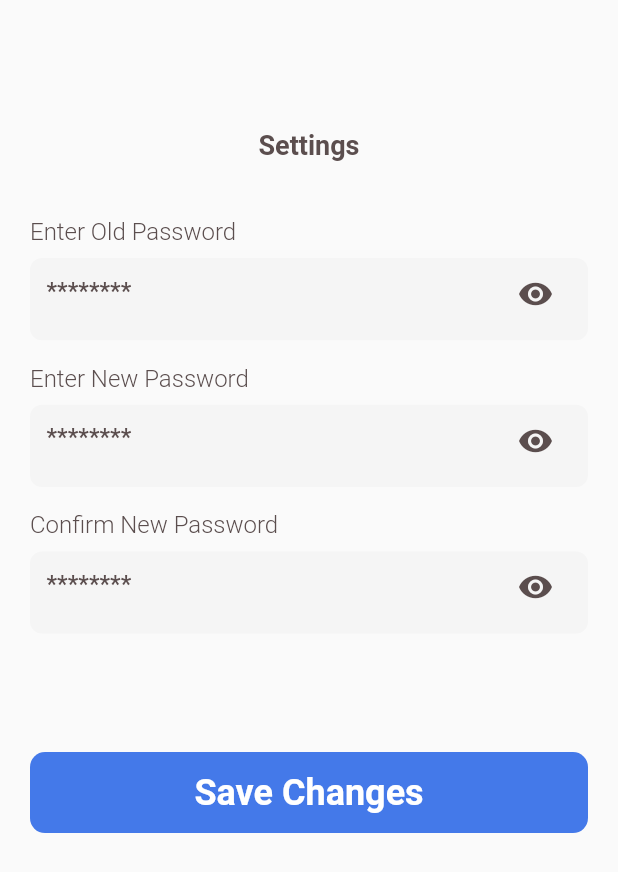
After one commit to Gfash436/Sporty, a Flutter app: the Settings screen opened directly, after a tap on the "arrow forward ios" icon, on a phone screen of 412 x 824 dp. The commit adds this screen. Shown: the top 872 px of the screen. Run offline on Flutter 3.47's test engine with Material 2 defaults, Android fonts, the phone set to English and light mode, and no system bars; our stand-ins replace dropdown_button2, shared_preferences; accounts and stored records are empty; Roboto replaces fonts that are missing (Nunito).

Commit message:
third commit

```diff
--- /dev/null
+++ b/lib/Screens/HomePage/Settings/changePassword.dart
@@ -0,0 +1,76 @@
+import 'package:flutter/material.dart';
+import 'package:sporty/Screens/HomePage/Settings/settings.dart';
+import 'package:sporty/Utilities/colors.dart';
+import 'package:sporty/Utilities/routers.dart';
+import 'package:sporty/Widgets/button.dart';
+import 'package:sporty/Widgets/myText.dart';
+import 'package:sporty/Widgets/textField.dart';
+
+// This ChangePassword class allows users to change their existing password to a new one.
+
+class ChangePassword extends StatefulWidget {
+  const ChangePassword({super.key});
+
+  @override
+  State<ChangePassword> createState() => _ChangePasswordState();
+}
+
+class _ChangePasswordState extends State<ChangePassword> {
+// Declaration of relevant textEditing to control each text form fields
+  final TextEditingController _oldPasswrod = TextEditingController();
+  final TextEditingController _newPasswrod = TextEditingController();
+  final TextEditingController _confirmNewPasswrod = TextEditingController();
+
+  @override
+  void dispose() {
+    _oldPasswrod.dispose();
+    _newPasswrod.dispose();
+    _confirmNewPasswrod.dispose();
+    super.dispose();
+  }
+
+  @override
+  Widget build(BuildContext context) {
+    return Scaffold(
+      body: SafeArea(
+          child: Padding(
+        padding: const EdgeInsets.fromLTRB(20, 73, 20, 0),
+        child: SingleChildScrollView(
+          child: Column(
+            children: [
+              myText(
+                text: 'Settings',
+                textAlign: TextAlign.center,
+                color: textColor,
+                fontSize: 18,
+                fontWeight: FontWeight.w700,
+              ),
+              const SizedBox(height: 24),
+              passwordTextField(
+                  title: 'Enter Old Password',
+                  controller: _oldPasswrod,
+                  hint: '********'),
+              const SizedBox(height: 16),
+              passwordTextField(
+                  title: 'Enter New Password',
+                  controller: _newPasswrod,
+                  hint: '********'),
+              const SizedBox(height: 16),
+              passwordTextField(
+                  title: 'Confirm New Password',
+                  controller: _confirmNewPasswrod,
+                  hint: '********'),
+              const SizedBox(height: 64),
+              customButton(
+                  text: 'Save Changes',
+                  tap: () {
+                    PageNavigator(ctx: context)
+                        .nextPageOnly(page: const Settings());
+                  })
+            ],
+          ),
+        ),
+      )),
+    );
+  }
+}
--- /dev/null
+++ b/lib/Screens/HomePage/Settings/settings.dart
@@ -0,0 +1,146 @@
+import 'package:flutter/material.dart';
+import 'package:sporty/Constants/size_config.dart';
+import 'package:sporty/Screens/Authentication/loginPage.dart';
+import 'package:sporty/Screens/HomePage/Settings/changePassword.dart';
+import 'package:sporty/Screens/HomePage/Settings/updateEmail.dart';
+import 'package:sporty/Screens/HomePage/Settings/updateUsername.dart';
+import 'package:sporty/Utilities/colors.dart';
+import 'package:sporty/Utilities/routers.dart';
+import 'package:sporty/Widgets/myText.dart';
+
+class Settings extends StatefulWidget {
+  const Settings({Key? key}) : super(key: key);
+
+  @override
+  State<Settings> createState() => _SettingsState();
+}
+
+class _SettingsState extends State<Settings> {
+  @override
+  Widget build(BuildContext context) {
+    SizeConfig.init(context);
+    return Scaffold(
+      body: SafeArea(
+        child: SingleChildScrollView(
+          child: Padding(
+            padding: const EdgeInsets.fromLTRB(20.0, 73, 20, 0),
+            child: Column(
+              children: [
+                myText(
+                  text: 'Settings',
+                  textAlign: TextAlign.center,
+                  color: textColor,
+                  fontSize: 24,
+                  fontWeight: FontWeight.w600,
+                ),
+                const SizedBox(
+                  height: 25,
+                ),
+                Row(
+                  children: [
+                    Image.asset('assets/images/password.png'),
+                    SizedBox(
+                      width: getProportionateScreenWidth(18),
+                    ),
+                    myText(
+                      text: 'Change Password',
+                      color: textColor,
+                      fontWeight: FontWeight.w500,
+                      fontSize: 18,
+                    ),
+                    const Spacer(),
+                    IconButton(
+                      onPressed: () {
+                        PageNavigator(ctx: context)
+                            .nextPage(page: const ChangePassword());
+                      },
+                      icon: Icon(
+                        Icons.arrow_forward_ios_outlined,
+                        color: textColor,
+                      ),
+                    ),
+                  ],
+                ),
+                SizedBox(
+                  height: getProportionateScreenHeight(25),
+                ),
+                Row(
+                  children: [
+                    Image.asset('assets/images/email.png'),
+                    SizedBox(
+                      width: getProportionateScreenWidth(18),
+                    ),
+                    myText(
+                      text: 'Update Email',
+                      color: textColor,
+                      fontWeight: FontWeight.w500,
+                      fontSize: 18,
+                    ),
+                    const Spacer(),
+                    IconButton(
+                      onPressed: () {
+                        PageNavigator(ctx: context)
+                            .nextPage(page: const UpdateEmail());
+                      },
+                      icon: Icon(
+                        Icons.arrow_forward_ios_outlined,
+                        color: textColor,
+                      ),
+                    ),
+                  ],
+                ),
+                SizedBox(
+                  height: getProportionateScreenHeight(25),
+                ),
+                Row(
+                  children: [
+                    Image.asset('assets/images/userName.png'),
+                    SizedBox(
+                      width: getProportionateScreenWidth(18),
+                    ),
+                    myText(
+                      text: 'Update Username',
+                      color: textColor,
+                      fontWeight: FontWeight.w500,
+                      fontSize: 18,
+                    ),
+                    const Spacer(),
+                    IconButton(
+                      onPressed: () {
+                        PageNavigator(ctx: context)
+                            .nextPage(page: const UpdateUsername());
+                      },
+                      icon: Icon(
+                        Icons.arrow_forward_ios_outlined,
+                        color: textColor,
+                      ),
+                    ),
+                  ],
+                ),
+                const SizedBox(
+                  height: 25,
+                ),
+                Row(children: [
+                  Image.asset('assets/images/logout.png'),
+                  SizedBox(
+                    width: getProportionateScreenWidth(18),
+                  ),
+                  myText(
+                    pressed: () {
+                      PageNavigator(ctx: context)
+                          .nextPageOnly(page: const LoginPage());
+                    },
+                    text: 'Log Out',
+                    color: red,
+                    fontWeight: FontWeight.w500,
+                    fontSize: 18,
+                  ),
+                ]),
+              ],
+            ),
+          ),
+        ),
+      ),
+    );
+  }
+}
--- a/lib/Screens/HomePage/buddle.dart
+++ b/lib/Screens/HomePage/buddle.dart
@@ -12,15 +12,15 @@ class Buddle extends StatelessWidget {
         child: Center(
           child: Column(children: [
             const SizedBox(height: 73),
-            const myText(
+            myText(
               text: 'Buddle',
+              color: textColor,
               fontSize: 24,
               fontWeight: FontWeight.bold,
             ),
             const SizedBox(height: 60),
-            myText(
+            const myText(
               text: 'Welcome to Sporty',
-              color: textColor,
               fontSize: 35,
               fontWeight: FontWeight.bold,
             ),
--- a/lib/Screens/HomePage/discover.dart
+++ b/lib/Screens/HomePage/discover.dart
@@ -17,16 +17,16 @@ class _DiscoverState extends State<Discover> {
         child: Center(
           child: Column(children: [
             const SizedBox(height: 73),
-            const myText(
+            myText(
               text: 'Discover',
+              color: textColor,
               fontSize: 24,
               fontWeight: FontWeight.bold,
             ),
             const SizedBox(height: 60),
-            myText(
+            const myText(
               textAlign: TextAlign.center,
               text: 'Discover more about\nSporty',
-              color: textColor,
               fontSize: 35,
               fontWeight: FontWeight.bold,
             ),
--- a/lib/Screens/HomePage/homePage.dart
+++ b/lib/Screens/HomePage/homePage.dart
@@ -5,7 +5,7 @@ import 'package:flutter/services.dart';
 import 'package:sporty/Screens/HomePage/buddle.dart';
 import 'package:sporty/Screens/HomePage/discover.dart';
 import 'package:sporty/Screens/HomePage/profile.dart';
-import 'package:sporty/Screens/HomePage/settings.dart';
+import 'package:sporty/Screens/HomePage/Settings/settings.dart';
 import 'package:sporty/Utilities/colors.dart';
 
 class HomePage extends StatefulWidget {
--- a/lib/splashScreen.dart
+++ b/lib/Screens/splashScreen.dart
@@ -3,9 +3,9 @@ import 'package:sporty/Constants/size_config.dart';
 import 'package:sporty/Onboarding/onboardingScreen.dart';
 import 'package:sporty/Utilities/routers.dart';
 
-import 'Utilities/colors.dart';
-import 'Widgets/image.dart';
-import 'Widgets/myText.dart';
+import '../Utilities/colors.dart';
+import '../Widgets/image.dart';
+import '../Widgets/myText.dart';
 
 class SplashScreen extends StatefulWidget {
   const SplashScreen({super.key});
--- a/lib/main.dart
+++ b/lib/main.dart
@@ -1,7 +1,7 @@
 import 'package:flutter/material.dart';
 import 'package:provider/provider.dart';
 import 'package:sporty/Provider/authProvider.dart';
-import 'package:sporty/splashScreen.dart';
+import 'package:sporty/Screens/splashScreen.dart';
 
 void main() {
   runApp(const MyApp());
```
Also changed, not shown: lib/Onboarding/onboardingScreen.dart (+6 -6 lines), lib/Onboarding/onboarding_contents.dart (+7 -5 lines), lib/Screens/Authentication/loginPage.dart (+4 -5 lines), lib/Screens/HomePage/Settings/updateEmail.dart (added, +70 -0 lines), lib/Screens/HomePage/Settings/updateUsername.dart (added, +71 -0 lines), lib/Screens/HomePage/profile.dart (+25 -102 lines), lib/Screens/HomePage/settings.dart (deleted, +0 -174 lines), assets/images/avatar.png (added), assets/images/email.png (added), assets/images/logout.png (added), assets/images/password.png (added), assets/images/userName.png (added).
